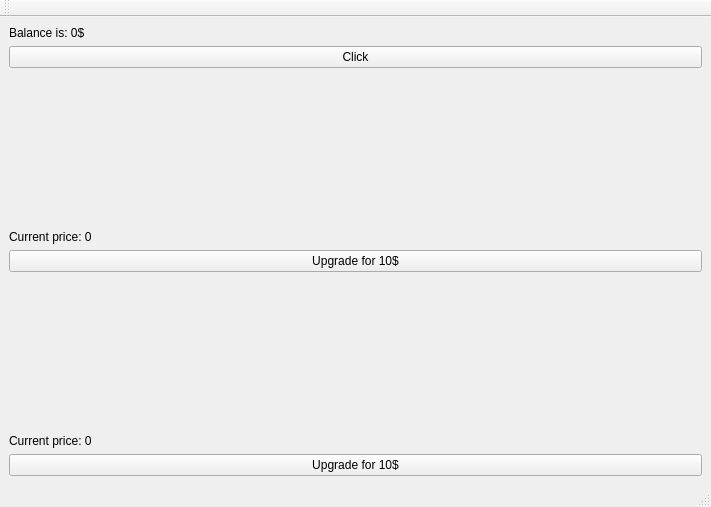
commmrade/clicker, file frontend/mainwindow.ui: the form before one commit.
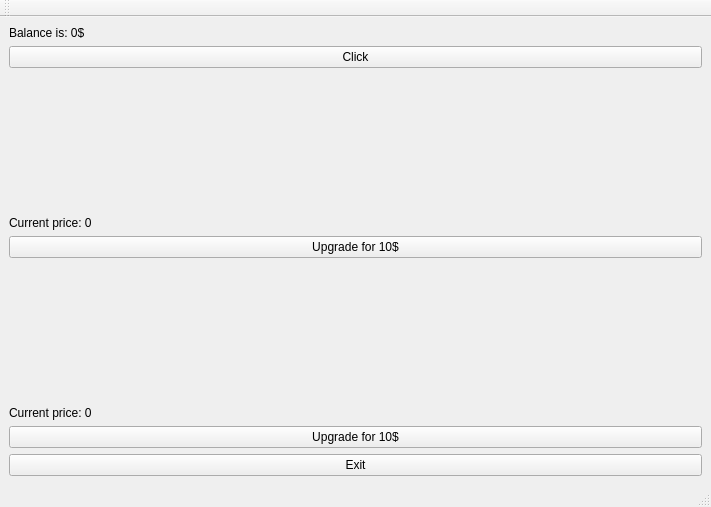
The form after the commit.

Diff of the .ui file:
```diff
--- a/frontend/mainwindow.ui
+++ b/frontend/mainwindow.ui
@@ -83,6 +83,13 @@
       </property>
      </widget>
     </item>
+    <item>
+     <widget class="QPushButton" name="log_out_btn">
+      <property name="text">
+       <string>Exit</string>
+      </property>
+     </widget>
+    </item>
    </layout>
   </widget>
   <widget class="QMenuBar" name="menubar">
```
